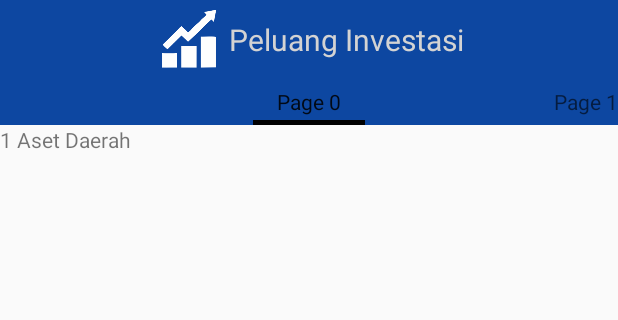
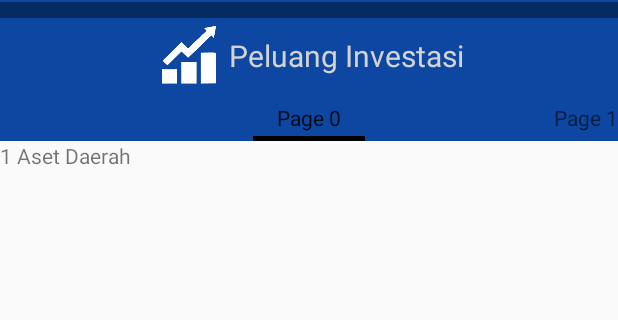
Before and after one commit to nanashiKey/Jeneponto2, an Android app: the fragment Hubungi placed in its activity, in the side drawer, after a tap on "Peluang Investasi", on a phone screen of 412 x 824 dp, the part 82-402 px from its top. Run offline under Robolectric (Android 15) with nearby library versions, the light colour scheme and no system bars; our stand-ins replace ButterKnife.

Commit message:
updated : -still updating,

```diff
--- a/app/src/main/java/com/fancreature/android/jeneponto/Activity/Beranda.java
+++ b/app/src/main/java/com/fancreature/android/jeneponto/Activity/Beranda.java
@@ -215,7 +215,7 @@ public View onCreateView(LayoutInflater inflater, @Nullable ViewGroup container,
              * */
             ListAdapter adapter = new SimpleAdapter(
                     Beranda.super.getContext(), contactList,
-                    R.layout.list_item, new String[]{"tanggal", "judul", "created_by"}, new int[]{R.id.tanggal, R.id.judul, R.id.author});
+                    R.layout.list_item, new String[]{"tanggal", "judul"}, new int[]{R.id.tanggal, R.id.judul});
 
             lv.setAdapter(adapter);
         }
--- a/app/src/main/java/com/fancreature/android/jeneponto/Activity/Hubungi.java
+++ b/app/src/main/java/com/fancreature/android/jeneponto/Activity/Hubungi.java
@@ -1,24 +1,80 @@
 package com.fancreature.android.jeneponto.Activity;
 
+import android.app.AlertDialog;
+import android.content.DialogInterface;
+import android.content.Intent;
+import android.net.Uri;
 import android.os.Bundle;
 import android.support.annotation.Nullable;
 import android.support.v4.app.Fragment;
 import android.support.v4.app.FragmentActivity;
+import android.util.Log;
 import android.view.LayoutInflater;
 import android.view.View;
 import android.view.ViewGroup;
+import android.widget.ImageView;
 
 import com.fancreature.android.jeneponto.R;
+
+import butterknife.Bind;
+import butterknife.ButterKnife;
 
 /**
  * Created by Irfan Assidiq on 7/27/2017.
  */
 
-public class Hubungi extends Fragment {
+public class Hubungi extends Fragment implements View.OnClickListener{
+
+    static String url = "https://www.google.co.id/maps/place/Kantor+Pelayanan+Terpadu+Jeneponto/@-5.6845144,119.7534452,19.21z/data=!4m13!1m7!3m6!1s0x2db937ab2ca46a5b:0xef67d976f809c21a!2sJalan+Lingkar,+Binamu,+Kabupaten+Jeneponto,+Sulawesi+Selatan+92311!3b1!8m2!3d-5.6818362!4d119.7621392!3m4!1s0x0:0xc493b9daec275f7!8m2!3d-5.6845897!4d119.7536809?hl=en";
+    @Bind(R.id.imview2)
+    ImageView imview2;
+
+    @Override
+    public void onCreate(@Nullable Bundle savedInstanceState) {
+        super.onCreate(savedInstanceState);
+
+    }
+
+    @Override
+
+    public View onCreateView(LayoutInflater inflater, ViewGroup container, Bundle savedInstanceState) {
+       View rootview = inflater.inflate(R.layout.layout_contact, container, false);
+        ButterKnife.bind(this, rootview);
+        return rootview;
+
+    }
+
+    @Override
+    public void onActivityCreated(@Nullable Bundle savedInstanceState) {
+        super.onActivityCreated(savedInstanceState);
+        imview2.setOnClickListener(this);
+    }
 
 
     @Override
-    public View onCreateView(LayoutInflater inflater, ViewGroup container, Bundle savedInstanceState) {
-        return inflater.inflate(R.layout.layout_contact, container, false);
+    public void onClick(View v) {
+        switch (v.getId()){
+            case R.id.imview2 :
+//                AlertDialog mDialog = new AlertDialog.Builder(getContext())
+//                        .setTitle(R.string.app_name)
+//                        .setMessage("hiji dua hiju dua tilu eta terangkanlah")
+//                        .setPositiveButton("OK",
+//                                new DialogInterface.OnClickListener() {
+//
+//                                    @Override
+//                                    public void onClick(DialogInterface dialog, int which) {
+//                                        Log.i("MyTag", "Click YES");
+//                                    }
+//                                })
+//                        .create();
+//
+//                mDialog.show();
+
+                Intent x = new Intent();
+                x.setData(Uri.parse(url));
+                startActivity(x);
+
+                break;
+        }
     }
 }
--- a/app/src/main/res/layout/list_item.xml
+++ b/app/src/main/res/layout/list_item.xml
@@ -49,7 +49,8 @@
             android:layout_width="match_parent"
             android:layout_height="wrap_content"
             android:textColor="#5d5d5d"
-            android:textStyle="bold" />
+            android:textStyle="bold"
+            android:visibility="gone"/>
 
         <TextView
             android:id="@+id/judul"
--- a/app/src/main/res/layout/potensi.xml
+++ b/app/src/main/res/layout/potensi.xml
@@ -8,6 +8,13 @@
     android:layout_height="match_parent"
     android:orientation="vertical"
     >
+    <LinearLayout
+        android:layout_width="match_parent"
+        android:layout_height="wrap_content"
+        android:paddingTop="5dp"
+        android:paddingBottom="5dp"
+        android:background="@color/darkblue"
+        />
     <LinearLayout
         android:layout_width="fill_parent"
         android:layout_height="50dp"
```
Also changed, not shown: app/src/main/java/com/fancreature/android/jeneponto/KontenBerita/PosSatu.java (+7 -9 lines), app/src/main/res/layout/isiberita.xml (+20 -10 lines), app/src/main/res/layout/keluhan.xml (+7 -0 lines), app/src/main/res/layout/layout_contact.xml (+7 -0 lines), app/src/main/res/layout/layout_kalkulator.xml (+7 -0 lines), app/src/main/res/layout/layout_perizinan.xml (+7 -0 lines), app/src/main/res/layout/newenergi.xml (+7 -0 lines), app/src/main/res/layout/tracking.xml (+32 -0 lines), app/src/main/res/layout/wisata.xml (+7 -0 lines).
